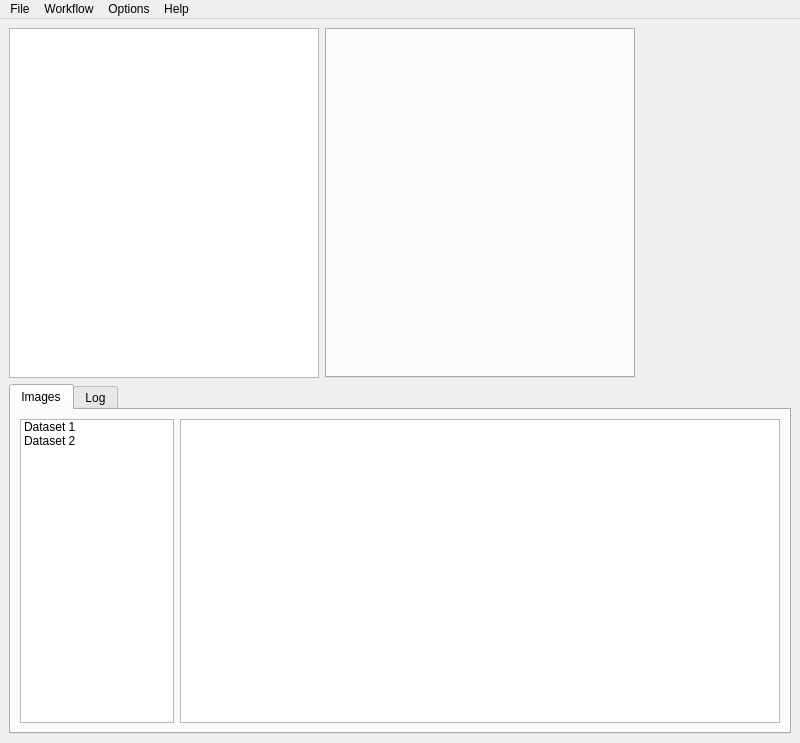
Boy2melo/3DMuVi, file code/3DMuVi/gui/forms/CMainWindow.ui: the form before one commit.
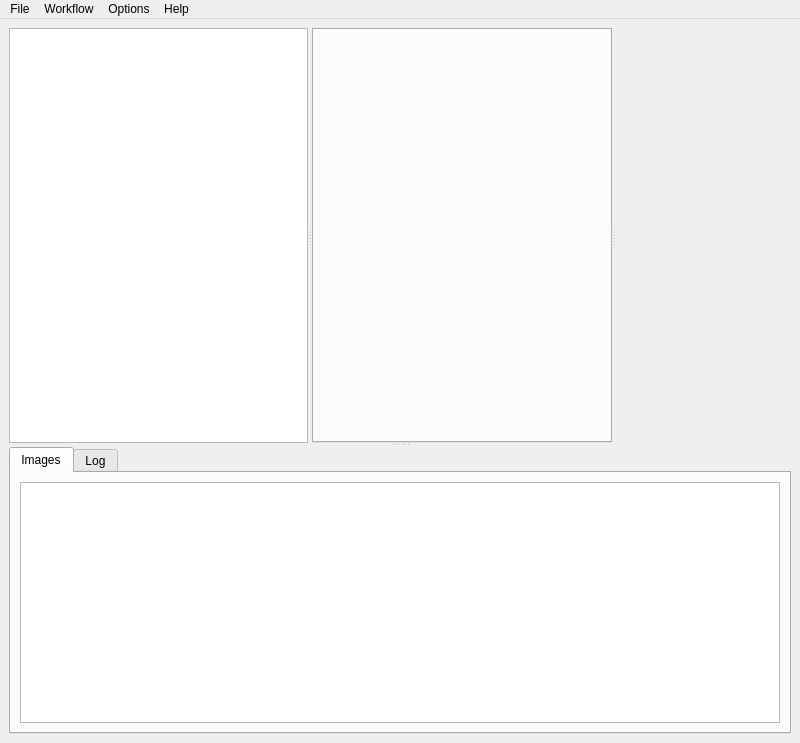
The form after the commit. Custom widgets are drawn as their Qt base class.

Commit message: GUI: Skalierung des Hauptfensters angepasst.

Diff of the .ui file:
```diff
--- a/code/3DMuVi/gui/forms/CMainWindow.ui
+++ b/code/3DMuVi/gui/forms/CMainWindow.ui
@@ -23,21 +23,90 @@
    <property name="autoFillBackground">
     <bool>false</bool>
    </property>
-   <layout class="QVBoxLayout" name="verticalLayout_5" stretch="0,0">
-    <item>
-     <layout class="QHBoxLayout" name="horizontalLayout">
-      <item>
-       <widget class="CAlgorithmSettingsView" name="listView"/>
-      </item>
-      <item>
+   <layout class="QGridLayout" name="gridLayout">
+    <item row="0" column="0">
+     <widget class="QSplitter" name="splitter_2">
+      <property name="sizePolicy">
+       <sizepolicy hsizetype="Preferred" vsizetype="Expanding">
+        <horstretch>0</horstretch>
+        <verstretch>0</verstretch>
+       </sizepolicy>
+      </property>
+      <property name="orientation">
+       <enum>Qt::Vertical</enum>
+      </property>
+      <widget class="QSplitter" name="splitter">
+       <property name="sizePolicy">
+        <sizepolicy hsizetype="Expanding" vsizetype="Preferred">
+         <horstretch>0</horstretch>
+         <verstretch>20</verstretch>
+        </sizepolicy>
+       </property>
+       <property name="orientation">
+        <enum>Qt::Horizontal</enum>
+       </property>
+       <widget class="CAlgorithmSettingsView" name="listView">
+        <property name="sizePolicy">
+         <sizepolicy hsizetype="Preferred" vsizetype="Preferred">
+          <horstretch>10</horstretch>
+          <verstretch>0</verstretch>
+         </sizepolicy>
+        </property>
+        <property name="minimumSize">
+         <size>
+          <width>150</width>
+          <height>0</height>
+         </size>
+        </property>
+        <property name="maximumSize">
+         <size>
+          <width>16777215</width>
+          <height>16777215</height>
+         </size>
+        </property>
+        <property name="baseSize">
+         <size>
+          <width>0</width>
+          <height>0</height>
+         </size>
+        </property>
+       </widget>
        <widget class="CDataViewTabContainer" name="dataViewTabContainer">
+        <property name="sizePolicy">
+         <sizepolicy hsizetype="Expanding" vsizetype="Expanding">
+          <horstretch>40</horstretch>
+          <verstretch>0</verstretch>
+         </sizepolicy>
+        </property>
+        <property name="minimumSize">
+         <size>
+          <width>300</width>
+          <height>300</height>
+         </size>
+        </property>
+        <property name="sizeIncrement">
+         <size>
+          <width>0</width>
+          <height>0</height>
+         </size>
+        </property>
+        <property name="baseSize">
+         <size>
+          <width>450</width>
+          <height>450</height>
+         </size>
+        </property>
         <property name="currentIndex">
          <number>-1</number>
         </property>
        </widget>
-      </item>
-      <item>
        <widget class="CAlgorithmSelector" name="algorithmSelector" native="true">
+        <property name="sizePolicy">
+         <sizepolicy hsizetype="Preferred" vsizetype="Preferred">
+          <horstretch>10</horstretch>
+          <verstretch>0</verstretch>
+         </sizepolicy>
+        </property>
         <property name="minimumSize">
          <size>
           <width>150</width>
@@ -45,11 +114,14 @@
          </size>
         </property>
        </widget>
-      </item>
-     </layout>
-    </item>
-    <item>
+      </widget>
      <widget class="QTabWidget" name="tabWidget">
+       <property name="sizePolicy">
+        <sizepolicy hsizetype="Expanding" vsizetype="Expanding">
+         <horstretch>0</horstretch>
+         <verstretch>10</verstretch>
+        </sizepolicy>
+       </property>
       <property name="currentIndex">
        <number>0</number>
       </property>
@@ -58,20 +130,6 @@
         <string>Images</string>
        </attribute>
        <layout class="QHBoxLayout" name="horizontalLayout_4">
-        <item>
-         <widget class="QListWidget" name="listWidget_2">
-          <item>
-           <property name="text">
-            <string>Dataset 1</string>
-           </property>
-          </item>
-          <item>
-           <property name="text">
-            <string>Dataset 2</string>
-           </property>
-          </item>
-         </widget>
-        </item>
         <item>
          <widget class="CImagePreviewWidget" name="imagePreviewWidget">
           <property name="minimumSize">
@@ -163,6 +221,7 @@
          </widget>
         </item>
        </layout>
+       </widget>
       </widget>
      </widget>
     </item>
```
Lines whose indentation alone changed are shown as unchanged.
